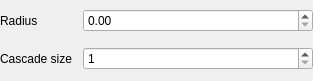
Old version of the form src/editorLib/PropertiesWidget/DirectLightWidget.ui in the repository AluminiumRat/mtt.
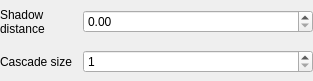
New version of the form.

Commit message: radius property of DirectLightObject renamed to shadowDistance

```diff
--- a/src/editorLib/PropertiesWidget/DirectLightWidget.ui
+++ b/src/editorLib/PropertiesWidget/DirectLightWidget.ui
@@ -40,7 +40,10 @@
         </sizepolicy>
        </property>
        <property name="text">
-        <string>Radius</string>
+        <string>Shadow distance</string>
+       </property>
+       <property name="wordWrap">
+        <bool>true</bool>
        </property>
       </widget>
      </item>
@@ -52,6 +55,9 @@
          <verstretch>0</verstretch>
         </sizepolicy>
        </property>
+       <property name="maximum">
+        <double>9999.989999999999782</double>
+       </property>
       </widget>
      </item>
     </layout>
```
Left out of the diff: 6 changed lines with no effect on the pictures. The commit also changes 8 other files.
